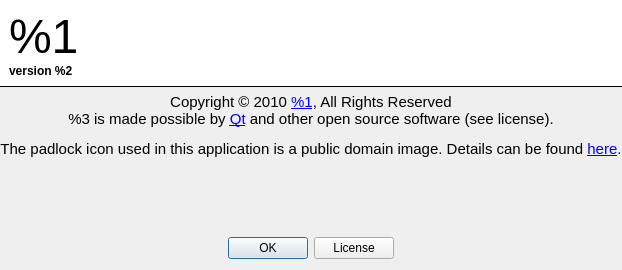
Before: the Qt Designer form silverlock/aboutdialog.ui in petroules/silverlock, drawn with Qt 5.
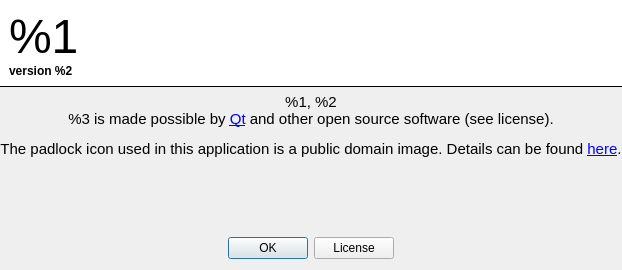
After: the same form once the commit is applied. Icons and pictures are not drawn.

Commit message: - Many modifications to the build procedure: -- Added support for auto-generating property list files on Mac OS X -- Added support for automatically copying dependencies to the output directory - Other various changes

The edit to the form file:
```diff
--- a/silverlock/aboutdialog.ui
+++ b/silverlock/aboutdialog.ui
@@ -73,7 +73,7 @@
    <item>
     <widget class="QLabel" name="labelInfo">
      <property name="text">
-      <string>&lt;p align=&quot;center&quot; style=&quot;font-size:11pt;&quot;&gt;Copyright © 2010 &lt;a href=&quot;http://www.%2/&quot;&gt;%1&lt;/a&gt;, All Rights Reserved&lt;br /&gt;%3 is made possible by &lt;a href=&quot;http://qt.nokia.com/&quot;&gt;Qt&lt;/a&gt; and other open source software (see license).&lt;/p&gt;
+      <string>&lt;p align=&quot;center&quot; style=&quot;font-size:11pt;&quot;&gt;%1, %2&lt;br /&gt;%3 is made possible by &lt;a href=&quot;http://qt.nokia.com/&quot;&gt;Qt&lt;/a&gt; and other open source software (see license).&lt;/p&gt;
 &lt;p align=&quot;center&quot; style=&quot;font-size:11pt;&quot;&gt;The padlock icon used in this application is a public domain image. Details can be found &lt;a href=&quot;http://www.openclipart.org/detail/33505&quot;&gt;here&lt;/a&gt;.&lt;/p&gt;</string>
      </property>
      <property name="openExternalLinks">
```
The commit also changes 33 other files.
